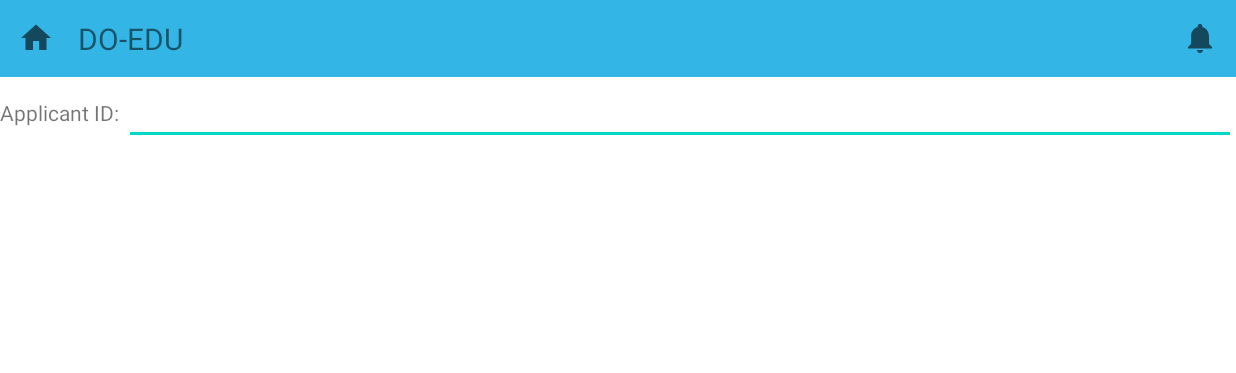
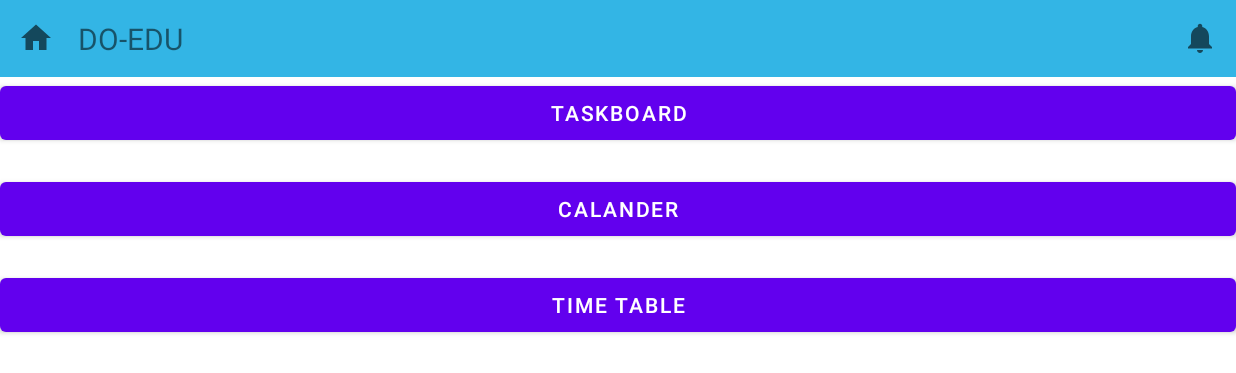
Before and after one commit to grantmacmillan/COMP231-Project, an Android app: the screen it shows after launch (MainActivity), on a phone screen of 824 x 412 dp (held sideways). Shown: the top 373 px of the screen. Run offline under Robolectric (Android 15) with nearby library versions, the phone set to English and light mode, and no system bars.

Commit message:
Place holder buttons main menu

```diff
--- a/app/src/main/java/com/example/comp231_finalproject/MainActivity.java
+++ b/app/src/main/java/com/example/comp231_finalproject/MainActivity.java
@@ -2,6 +2,8 @@ package com.example.comp231_finalproject;
 
 import androidx.appcompat.app.AppCompatActivity;
 
+import android.content.Intent;
+import android.content.SharedPreferences;
 import android.os.Bundle;
 import android.view.View;
 import android.widget.ImageView;
@@ -26,4 +28,20 @@ public class MainActivity extends AppCompatActivity {
             }
         });
     }
+
+    public void button1Clicked(View v) {
+        startActivity(new Intent(MainActivity.this, TaskActivity.class));
+    }
+    public void button2Clicked(View v){
+
+            startActivity(new Intent(MainActivity.this, CalendarActivity.class));
+
+
+    }
+
+    public void button3Clicked(View v){
+
+            startActivity(new Intent(MainActivity.this, ScheduleActivity.class));
+
+    }
 }
--- a/app/src/main/res/layout/activity_main.xml
+++ b/app/src/main/res/layout/activity_main.xml
@@ -12,15 +12,25 @@
         android:layout_weight="1"
         android:layout_width="match_parent"
         android:layout_height="wrap_content"
-        android:orientation="horizontal">
-        <TextView
-            android:layout_width="wrap_content"
-            android:layout_height="wrap_content"
-            android:text="Applicant ID: "/>
-        <EditText
+        android:orientation="vertical">
+        <Button
             android:layout_width="match_parent"
             android:layout_height="wrap_content"
-            android:id="@+id/applicantID"/>
+            android:layout_marginBottom="16dp"
+            android:text="Taskboard"
+            android:onClick="button1Clicked"/>
+        <Button
+            android:layout_width="match_parent"
+            android:layout_height="wrap_content"
+            android:layout_marginBottom="16dp"
+            android:text="Calander"
+            android:onClick="button2Clicked"/>
+        <Button
+            android:layout_width="match_parent"
+            android:layout_height="wrap_content"
+            android:layout_marginBottom="16dp"
+            android:text="Time Table"
+            android:onClick="button3Clicked"/>
     </LinearLayout>
 
 
```
